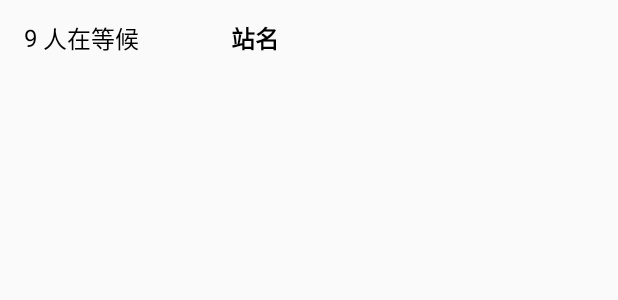
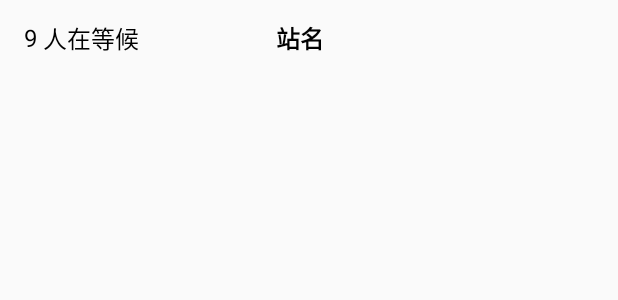
Before and after one commit to kyees215/MinibusDriver, an Android app: the layout stop_recycleview.xml on its own in the app's theme, with its tools: preview values and no code run, on a phone screen of 412 x 824 dp. Shown: the top 300 px of the screen. Run offline under Robolectric (Android 15) with nearby library versions, the phone set to English and light mode, and no system bars.

Commit message:
Minor change on layout.

```diff
--- a/app/src/main/res/layout/stop_recycleview.xml
+++ b/app/src/main/res/layout/stop_recycleview.xml
@@ -38,7 +38,7 @@
 
     <TextView
         android:id="@+id/stop_name"
-        android:layout_width="250dp"
+        android:layout_width="220dp"
         android:layout_height="wrap_content"
         android:layout_marginBottom="8dp"
         android:layout_marginEnd="8dp"
```
